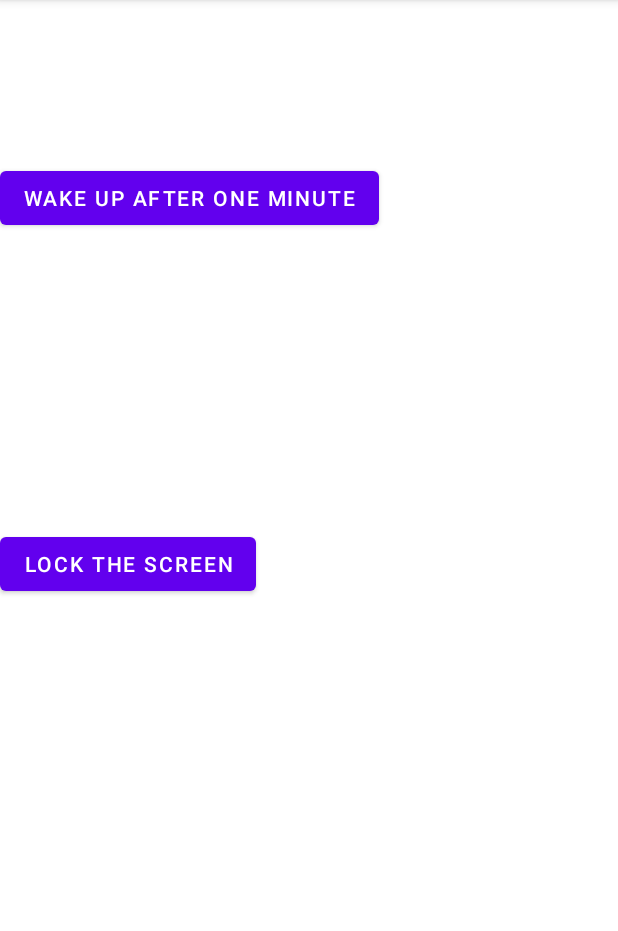
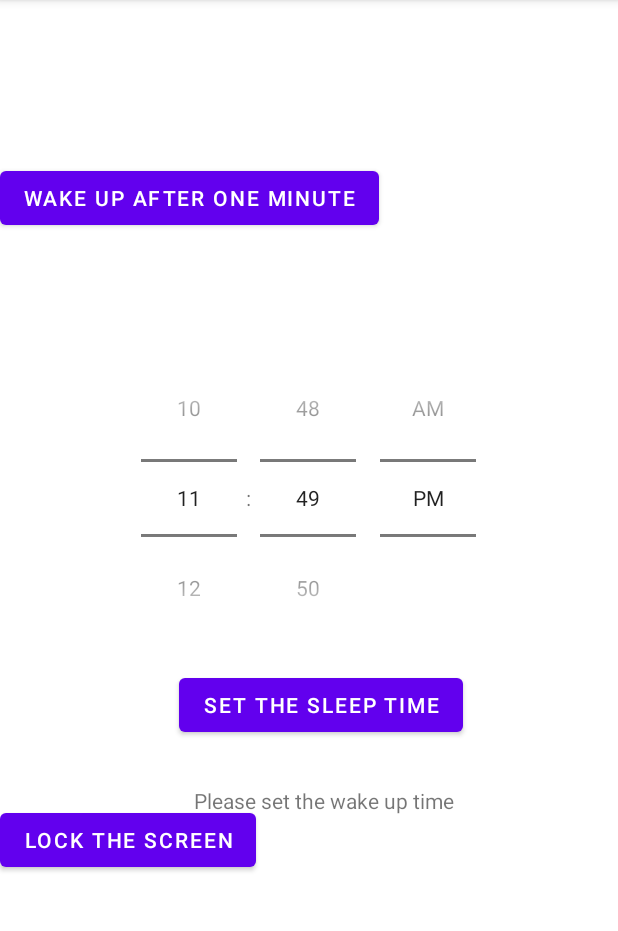
Before and after one commit to poinwater/GoogleChallenge, an Android app: the screen it shows after launch (MainActivity), on a phone screen of 412 x 824 dp, the part 84-1015 px from its top. Run offline under Robolectric (Android 15) with nearby library versions, the phone set to English and light mode, and no system bars.

Commit message:
implenment the time picker to pass the current time to lock the screen.

```diff
--- a/app/src/main/java/com/example/myapplication/LockScreen.java
+++ b/app/src/main/java/com/example/myapplication/LockScreen.java
@@ -17,6 +17,7 @@ public class LockScreen extends AppCompatActivity {
     public void onCreate(Bundle savedInstanceState) {
         super.onCreate(savedInstanceState);
         setContentView(R.layout.lock_screen);
+        String getUserPickTime = getIntent().getStringExtra("userPickTime");
         Date currentTime = Calendar.getInstance().getTime();
         TextView time = findViewById(R.id.text_currenttime);
         if(currentTime.getHours()/10 ==0){
@@ -32,6 +33,9 @@ public class LockScreen extends AppCompatActivity {
                 time.setText("Current time " + currentTime.getHours() + ":" + currentTime.getMinutes());
             }
         }
+
+        TextView wakeUpTime = findViewById(R.id.text_wakeupTime);
+        wakeUpTime.setText("Exepected wakeup time: " + getUserPickTime);
 
 
         Button unlock = findViewById(R.id.btn_unlockscreen);
--- a/app/src/main/java/com/example/myapplication/MainActivity.java
+++ b/app/src/main/java/com/example/myapplication/MainActivity.java
@@ -10,7 +10,11 @@ import android.os.Bundle;
 import android.os.SystemClock;
 import android.view.View;
 import android.widget.Button;
+import android.widget.TextView;
+import android.widget.TimePicker;
 import android.widget.Toast;
+
+import java.util.Date;
 
 public class MainActivity extends AppCompatActivity {
 
@@ -18,6 +22,9 @@ public class MainActivity extends AppCompatActivity {
     protected void onCreate(Bundle savedInstanceState) {
         super.onCreate(savedInstanceState);
         setContentView(R.layout.activity_main);
+
+        final int[] hours = {-1};
+        final int[] minutes = {-1};
 
         Button lockScreen = findViewById(R.id.btn_lockscreen);
 
@@ -33,7 +40,37 @@ public class MainActivity extends AppCompatActivity {
         wakeup.setOnClickListener(new View.OnClickListener() {
             @Override
             public void onClick(View v) {
-                wakeupAfterOneMinute(v);
+
+                if(hours[0]!=-1 && minutes[0]!=-1){
+                    Intent intent = new Intent(getApplicationContext(), LockScreen.class);
+                    intent.putExtra("userPickTime", hours[0] + ":" + minutes[0]);
+
+                    wakeupAfterOneMinute(v);
+                    startActivity(intent);
+                }else{
+
+                }
+                Toast.makeText(v.getContext(), "Please set your wake up time first!", Toast.LENGTH_SHORT).show();
+
+            }
+        });
+
+        TimePicker simpleTimePicker = (TimePicker)findViewById(R.id.simpleTimePicker);
+        Date date = new Date();
+        simpleTimePicker.setCurrentHour(date.getHours());
+        simpleTimePicker.setCurrentHour(date.getMinutes());
+
+        TextView text_userSetTime = findViewById(R.id.text_userSetTime);
+
+
+        Button btn_confirmTime = findViewById(R.id.btn_confirmTime);
+        btn_confirmTime.setOnClickListener(new View.OnClickListener() {
+            @Override
+            public void onClick(View v) {
+                hours[0] = simpleTimePicker.getHour();
+                minutes[0] = simpleTimePicker.getMinute();
+                text_userSetTime.setText(simpleTimePicker.getHour()+" : "+simpleTimePicker.getMinute());
+
             }
         });
     }
@@ -50,5 +87,4 @@ public class MainActivity extends AppCompatActivity {
                 + (i * 1000), pendingIntent);
         Toast.makeText(this, "Alarm set in " + i + " seconds",Toast.LENGTH_LONG).show();
     }
-
 }
--- a/app/src/main/res/layout/activity_main.xml
+++ b/app/src/main/res/layout/activity_main.xml
@@ -10,10 +10,22 @@
         android:id="@+id/btn_lockscreen"
         android:layout_width="wrap_content"
         android:layout_height="wrap_content"
-        android:layout_marginTop="352dp"
+        android:layout_marginTop="536dp"
         android:text="Lock the screen"
         app:layout_constraintTop_toTopOf="parent"
         tools:layout_editor_absoluteX="120dp" />
+
+    <TimePicker
+        android:id="@+id/simpleTimePicker"
+        android:layout_width="wrap_content"
+        android:layout_height="wrap_content"
+        android:timePickerMode="spinner"
+        app:layout_constraintBottom_toBottomOf="parent"
+        app:layout_constraintEnd_toEndOf="parent"
+        app:layout_constraintHorizontal_bias="0.496"
+        app:layout_constraintStart_toStartOf="parent"
+        app:layout_constraintTop_toTopOf="parent"
+        app:layout_constraintVertical_bias="0.406" />
 
     <Button
         android:id="@+id/btn_wakeup"
@@ -23,4 +35,29 @@
         android:text="wake up after one minute"
         app:layout_constraintTop_toTopOf="parent"
         tools:layout_editor_absoluteX="80dp" />
+
+    <Button
+        android:id="@+id/btn_confirmTime"
+        android:layout_width="wrap_content"
+        android:layout_height="wrap_content"
+        android:text="set the sleep time"
+        app:layout_constraintBottom_toBottomOf="parent"
+        app:layout_constraintEnd_toEndOf="parent"
+        app:layout_constraintHorizontal_bias="0.535"
+        app:layout_constraintStart_toStartOf="parent"
+        app:layout_constraintTop_toTopOf="parent"
+        app:layout_constraintVertical_bias="0.619" />
+
+    <TextView
+        android:id="@+id/text_userSetTime"
+        android:layout_width="wrap_content"
+        android:layout_height="wrap_content"
+        android:text="Please set the wake up time"
+        app:layout_constraintBottom_toBottomOf="parent"
+        app:layout_constraintEnd_toEndOf="parent"
+        app:layout_constraintHorizontal_bias="0.541"
+        app:layout_constraintStart_toStartOf="parent"
+        app:layout_constraintTop_toTopOf="parent"
+        app:layout_constraintVertical_bias="0.7" />
+
 </androidx.constraintlayout.widget.ConstraintLayout>
```
Also changed, not shown: app/src/main/res/layout/lock_screen.xml (+12 -0 lines).
